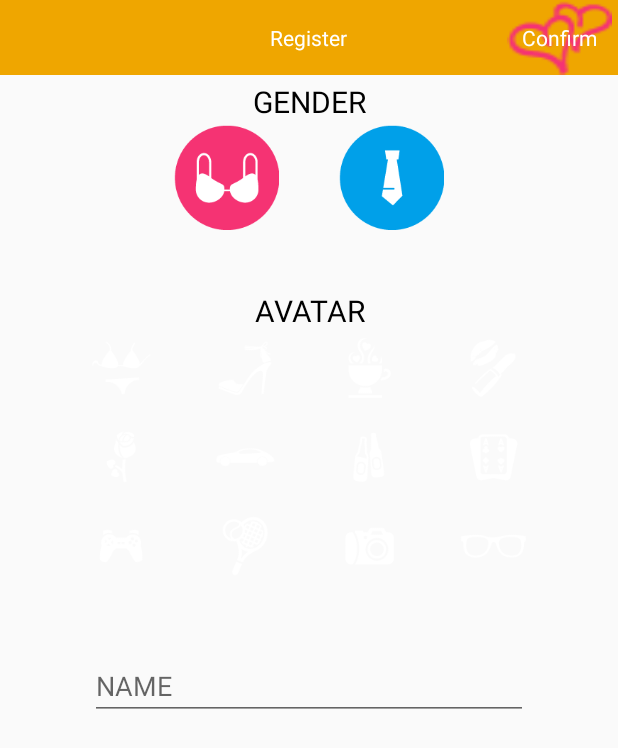
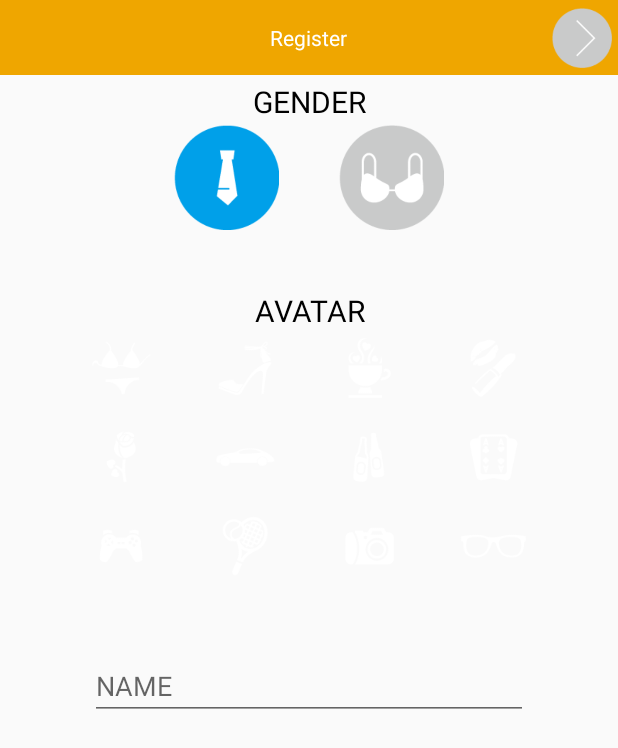
Before and after one commit to V-Show/Veil-Android, an Android app: the screen it shows after launch (ActivityRegister), on a phone screen of 412 x 824 dp. Shown: the top 748 px of the screen. Run offline under Robolectric (Android 15) with nearby library versions, the phone set to English and light mode, and no system bars.

Commit message:
优化逻辑代码

```diff
--- a/app/src/main/java/com/veiljoy/veil/activity/ActivityRegister.java
+++ b/app/src/main/java/com/veiljoy/veil/activity/ActivityRegister.java
@@ -107,8 +107,10 @@ public class ActivityRegister extends BaseActivity implements View.OnClickListen
 
     private void initEvents(){
         mGridview.setOnItemClickListener(new ItemClickListener());
-        mGridview.setSelection(0);
         mTVConfirm.setOnClickListener(this);
+
+
+
     }
 
     @Override
--- /dev/null
+++ b/app/src/main/res/drawable/register_confirm_selector.xml
@@ -0,0 +1,8 @@
+<?xml version="1.0" encoding="utf-8"?>
+<selector xmlns:android="http://schemas.android.com/apk/res/android">
+
+    <item android:state_pressed="true"
+        android:drawable="@drawable/register_confirm_press" />
+    <item
+        android:drawable="@drawable/register_confirm_normal" />
+</selector>
--- /dev/null
+++ b/app/src/main/res/drawable/register_gender_men_selector.xml
@@ -0,0 +1,9 @@
+<?xml version="1.0" encoding="utf-8"?>
+<selector xmlns:android="http://schemas.android.com/apk/res/android">
+    <item
+        android:state_checked="false"
+        android:drawable="@drawable/register_gender_men_unchecked" />
+    <item
+        android:state_checked="true"
+        android:drawable="@drawable/ic_gender_men" />
+</selector>
--- /dev/null
+++ b/app/src/main/res/drawable/register_gender_women_selector.xml
@@ -0,0 +1,9 @@
+<?xml version="1.0" encoding="utf-8"?>
+<selector xmlns:android="http://schemas.android.com/apk/res/android">
+    <item
+        android:state_checked="false"
+        android:drawable="@drawable/register_gender_women_unchecked" />
+    <item
+        android:state_checked="true"
+        android:drawable="@drawable/ic_gender_women" />
+</selector>
--- a/app/src/main/res/layout/activity_chat.xml
+++ b/app/src/main/res/layout/activity_chat.xml
@@ -191,10 +191,11 @@
         android:gravity="center"
         >
 
-        <ImageView
+        <Button
             android:layout_width="50dp"
             android:layout_height="50dp"
-            android:background="@mipmap/btn_talk"/>
+            android:id="@+id/activity_chat_btn_talk"
+            android:background="@drawable/chat_talk_selector"/>
 
         </LinearLayout>
     <View
--- a/app/src/main/res/layout/activity_register.xml
+++ b/app/src/main/res/layout/activity_register.xml
@@ -2,16 +2,11 @@
     xmlns:tools="http://schemas.android.com/tools"
     android:layout_width="match_parent"
     android:layout_height="match_parent"
-    android:paddingBottom="20dp"
+    android:layout_marginBottom="20dp"
 
 
     >
 
-    <!--
-    <ScrollView
-        android:layout_width="match_parent"
-        android:layout_height="match_parent" >
-     -->
 
     <include
         android:id="@+id/activity_register_headerbar"
@@ -20,12 +15,16 @@
 
         />
 
+    <!--<ScrollView-->
+        <!--android:layout_width="match_parent"-->
+        <!--android:layout_height="match_parent"-->
+        <!--android:layout_below="@+id/activity_register_headerbar">-->
+
         <RelativeLayout
             android:layout_width="match_parent"
-            android:layout_height="match_parent"
-            android:gravity="center_horizontal"
-            android:layout_below="@id/activity_register_headerbar"
-            >
+            android:layout_height="wrap_content"
+            android:layout_below="@+id/activity_register_headerbar"
+            android:gravity="center_horizontal">
 
             <TextView
                 android:id="@+id/activity_registration_tv_gender"
@@ -46,18 +45,43 @@
                 android:layout_below="@id/activity_registration_tv_gender"
                 android:layout_marginTop="@dimen/head_margin_top"
                 android:gravity="center_horizontal"
-                android:orientation="horizontal" >
+                android:orientation="horizontal">
 
-                <ImageButton
+                <RadioGroup
+                    android:layout_width="match_parent"
+                    android:layout_height="match_parent"
+                    android:gravity="center"
+                    android:orientation="horizontal">
+
+
+                    <RadioButton
+                        android:id="@+id/activity_register_gender_men"
                         android:layout_width="@dimen/size_gender_width"
                         android:layout_height="@dimen/size_gender_height"
                         android:layout_marginRight="@dimen/gender_margin"
-                    android:background="@mipmap/ic_gender_women" />
+                        android:background="@drawable/register_gender_men_selector"
+                        android:button="@null"
+                        android:checked="true" />
 
-                <ImageButton
+                    <RadioButton
+                        android:id="@+id/activity_register_gender_women"
                         android:layout_width="@dimen/size_gender_width"
                         android:layout_height="@dimen/size_gender_height"
-                    android:background="@mipmap/ic_gender_men" />
+                        android:background="@drawable/register_gender_women_selector"
+                        android:button="@null" />
+                </RadioGroup>
+
+
+                <!--<ImageButton-->
+                <!--android:layout_width="@dimen/size_gender_width"-->
+                <!--android:layout_height="@dimen/size_gender_height"-->
+                <!--android:layout_marginRight="@dimen/gender_margin"-->
+                <!--android:background="@mipmap/ic_gender_women" />-->
+
+                <!--<ImageButton-->
+                <!--android:layout_width="@dimen/size_gender_width"-->
+                <!--android:layout_height="@dimen/size_gender_height"-->
+                <!--android:background="@mipmap/ic_gender_men" />-->
             </LinearLayout>
 
             <!-- 头像选择  提示TV -->
@@ -74,30 +98,29 @@
                 android:textSize="20sp" />
 
             <LinearLayout
+                android:id="@+id/activity_registration_gv_avatar"
                 android:layout_width="match_parent"
                 android:layout_height="wrap_content"
+                android:layout_below="@id/activity_registration_tv_avatar"
                 android:gravity="center_horizontal"
-                android:id="@+id/activity_registration_gv_avatar"
-                android:layout_below="@id/activity_registration_tv_avatar"
                 android:paddingLeft="40dp"
-                android:paddingRight="40dp"
-                >
+                android:paddingRight="40dp">
+
                 <GridView
+                    android:id="@+id/activity_register_grid_avatar"
                     android:layout_width="wrap_content"
                     android:layout_height="wrap_content"
                     android:layout_marginTop="@dimen/head_margin_top"
                     android:gravity="center"
-                    android:verticalSpacing="14dp"
+                    android:horizontalSpacing="1dp"
+                    android:listSelector="@drawable/bg_register_avatar_selector"
+                    android:numColumns="4"
                     android:stretchMode="columnWidth"
-                    android:horizontalSpacing="1dp"
-                    android:numColumns="4"
-                    android:listSelector="@drawable/bg_register_avatar_selector"
-                    android:id="@+id/activity_register_grid_avatar"
-                    >
+                    android:verticalSpacing="14dp">
+
                     </GridView>
 
             </LinearLayout>
-
 
 
             <EditText
@@ -108,15 +131,15 @@
                 android:layout_marginLeft="60dp"
                 android:layout_marginRight="60dp"
                 android:layout_marginTop="48dp"
-                android:textSize="18sp"
+                android:hint="NAME"
                 android:inputType="text"
                 android:singleLine="true"
-                android:hint="NAME" />
+                android:textSize="18sp" />
         </RelativeLayout>
-        <!--
-    </ScrollView>
-         -->
 
 
 
+    <!--</ScrollView>-->
+
+
 </RelativeLayout>
--- a/app/src/main/res/layout/common_header_bar.xml
+++ b/app/src/main/res/layout/common_header_bar.xml
@@ -2,6 +2,7 @@
 <RelativeLayout xmlns:android="http://schemas.android.com/apk/res/android"
     android:layout_width="match_parent" android:layout_height="50dp"
     android:background="@color/orange"
+    android:gravity="center_vertical"
     >
 
 
@@ -18,15 +19,15 @@
 
     <TextView
         android:id="@+id/common_header_right_btn"
-        android:layout_width="70dp"
-        android:layout_height="match_parent"
+        android:layout_width="40dp"
+        android:layout_height="40dp"
+        android:layout_marginTop="5dp"
         android:layout_marginRight="4dp"
         android:gravity="center"
         android:layout_gravity="right"
-        android:text="@string/confirm"
         android:textColor="@color/white"
         android:layout_alignParentRight="true"
         android:clickable="true"
-        android:background="@mipmap/ic_already_read" />
+        android:background="@drawable/register_confirm_selector" />
 
 </RelativeLayout>
```
Also changed, not shown: app/src/main/java/com/veiljoy/veil/activity/ActivityChat.java (+61 -8 lines), app/src/main/java/com/veiljoy/veil/im/IMMessage.java (+11 -0 lines), app/src/main/java/com/veiljoy/veil/imImpl/IMMessageSimpleImage.java (+14 -1 lines), app/src/main/res/drawable/chat_talk_selector.xml (added, +8 -0 lines), app/src/main/res/drawable/chat_btn_talk_normal.png (renamed from app/src/main/res/mipmap-hdpi/btn_talk.png), app/src/main/res/drawable/chat_btn_talk_press.png (added), app/src/main/res/drawable/ic_gender_men.png (renamed from app/src/main/res/mipmap-hdpi/ic_gender_men.png), app/src/main/res/drawable/ic_gender_women.png (renamed from app/src/main/res/mipmap-hdpi/ic_gender_women.png), app/src/main/res/drawable/register_confirm_normal.png (added), app/src/main/res/drawable/register_confirm_press.png (added), app/src/main/res/drawable/register_gender_men_unchecked.png (added), app/src/main/res/drawable/register_gender_women_unchecked.png (added). Lines whose indentation alone changed are shown as unchanged.
